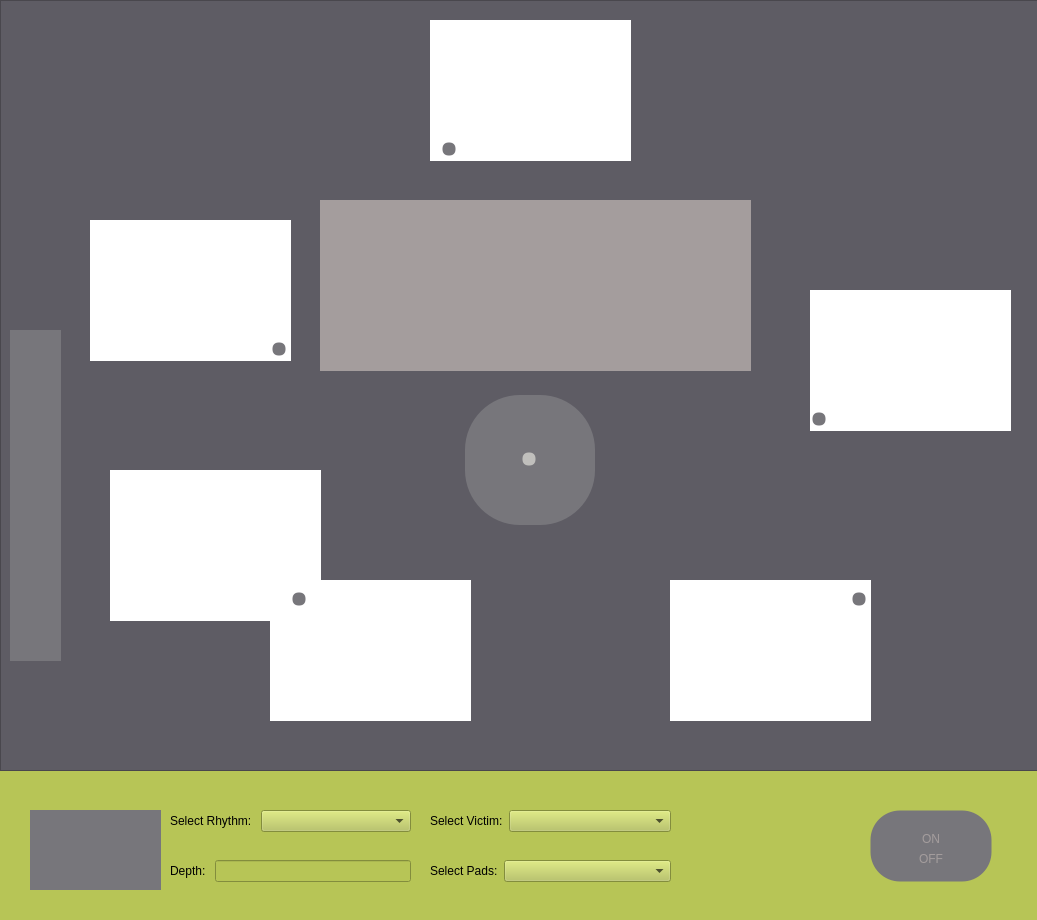
First picture: the form in AED-Simulator/mainwindow.ui, repository MrcsM/COMP3004-FinalProject, before the edit.
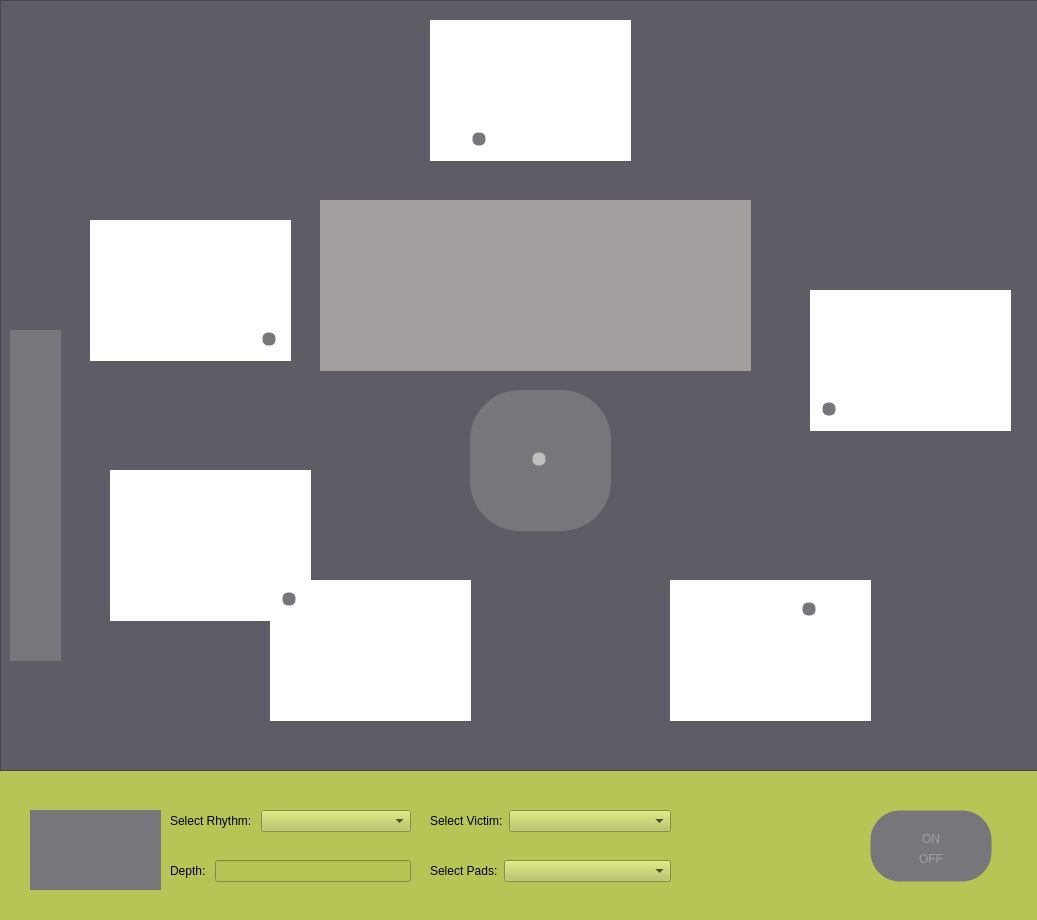
Second picture: the form after the edit. Icons and pictures are not drawn.

Commit message: Shock Indicator, Rhythm Images, MainWindow changes

Diff of the .ui file:
```diff
--- a/AED-Simulator/mainwindow.ui
+++ b/AED-Simulator/mainwindow.ui
@@ -35,193 +35,6 @@
     <property name="frameShadow">
      <enum>QFrame::Raised</enum>
     </property>
-    <widget class="QWidget" name="responsiveness" native="true">
-     <property name="geometry">
-      <rect>
-       <x>90</x>
-       <y>220</y>
-       <width>201</width>
-       <height>141</height>
-      </rect>
-     </property>
-     <property name="styleSheet">
-      <string notr="true">background-color: rgb(255, 255, 255);</string>
-     </property>
-     <widget class="QWidget" name="responsiveness_indicator" native="true">
-      <property name="geometry">
-       <rect>
-        <x>180</x>
-        <y>120</y>
-        <width>18</width>
-        <height>18</height>
-       </rect>
-      </property>
-      <property name="styleSheet">
-       <string notr="true">background-color: rgb(119, 118, 123);
-border-style: solid;
-border-width: 5px;
-border-radius: 8px;
-max-width: 8px;
-max-height: 8px;
-min-width: 8px;
-min-height: 8px;</string>
-      </property>
-     </widget>
-    </widget>
-    <widget class="QWidget" name="call_for_help" native="true">
-     <property name="geometry">
-      <rect>
-       <x>430</x>
-       <y>20</y>
-       <width>201</width>
-       <height>141</height>
-      </rect>
-     </property>
-     <property name="styleSheet">
-      <string notr="true">background-color: rgb(255, 255, 255);</string>
-     </property>
-     <widget class="QWidget" name="help_indicator" native="true">
-      <property name="geometry">
-       <rect>
-        <x>10</x>
-        <y>120</y>
-        <width>18</width>
-        <height>18</height>
-       </rect>
-      </property>
-      <property name="styleSheet">
-       <string notr="true">background-color: rgb(119, 118, 123);
-border-style: solid;
-border-width: 5px;
-border-radius: 8px;
-max-width: 8px;
-max-height: 8px;
-min-width: 8px;
-min-height: 8px;</string>
-      </property>
-     </widget>
-    </widget>
-    <widget class="QWidget" name="attach_defibs" native="true">
-     <property name="geometry">
-      <rect>
-       <x>810</x>
-       <y>290</y>
-       <width>201</width>
-       <height>141</height>
-      </rect>
-     </property>
-     <property name="styleSheet">
-      <string notr="true">background-color: rgb(255, 255, 255);</string>
-     </property>
-     <widget class="QWidget" name="defibs_indicator" native="true">
-      <property name="geometry">
-       <rect>
-        <x>0</x>
-        <y>120</y>
-        <width>18</width>
-        <height>18</height>
-       </rect>
-      </property>
-      <property name="styleSheet">
-       <string notr="true">background-color: rgb(119, 118, 123);
-border-style: solid;
-border-width: 5px;
-border-radius: 8px;
-max-width: 8px;
-max-height: 8px;
-min-width: 8px;
-min-height: 8px;</string>
-      </property>
-     </widget>
-    </widget>
-    <widget class="QWidget" name="analyzing" native="true">
-     <property name="geometry">
-      <rect>
-       <x>670</x>
-       <y>580</y>
-       <width>201</width>
-       <height>141</height>
-      </rect>
-     </property>
-     <property name="styleSheet">
-      <string notr="true">background-color: rgb(255, 255, 255);</string>
-     </property>
-     <widget class="QWidget" name="analyzing_indicator" native="true">
-      <property name="geometry">
-       <rect>
-        <x>180</x>
-        <y>10</y>
-        <width>18</width>
-        <height>18</height>
-       </rect>
-      </property>
-      <property name="styleSheet">
-       <string notr="true">background-color: rgb(119, 118, 123);
-border-style: solid;
-border-width: 5px;
-border-radius: 8px;
-max-width: 8px;
-max-height: 8px;
-min-width: 8px;
-min-height: 8px;</string>
-      </property>
-     </widget>
-    </widget>
-    <widget class="QWidget" name="cpr_img1" native="true">
-     <property name="geometry">
-      <rect>
-       <x>270</x>
-       <y>580</y>
-       <width>201</width>
-       <height>141</height>
-      </rect>
-     </property>
-     <property name="styleSheet">
-      <string notr="true">background-color: rgb(255, 255, 255);
-</string>
-     </property>
-    </widget>
-    <widget class="QWidget" name="shock" native="true">
-     <property name="geometry">
-      <rect>
-       <x>440</x>
-       <y>370</y>
-       <width>180</width>
-       <height>180</height>
-      </rect>
-     </property>
-     <property name="styleSheet">
-      <string notr="true">background-color: rgb(119, 118, 123);
-border-style: solid;
-border-width: 50px;
-border-radius: 80px;
-max-width: 80px;
-max-height: 80px;
-min-width: 80px;
-min-height: 80px;
-</string>
-     </property>
-     <widget class="QWidget" name="shock_indicator" native="true">
-      <property name="geometry">
-       <rect>
-        <x>80</x>
-        <y>80</y>
-        <width>18</width>
-        <height>18</height>
-       </rect>
-      </property>
-      <property name="styleSheet">
-       <string notr="true">background-color: rgb(192, 191, 188);
-border-style: solid;
-border-width: 5px;
-border-radius: 8px;
-max-width: 8px;
-max-height: 8px;
-min-width: 8px;
-min-height: 8px;</string>
-      </property>
-     </widget>
-    </widget>
     <widget class="QWidget" name="display" native="true">
      <property name="geometry">
       <rect>
@@ -295,11 +108,23 @@
       <property name="geometry">
        <rect>
         <x>1</x>
-        <y>26</y>
-        <width>381</width>
-        <height>101</height>
+        <y>46</y>
+        <width>431</width>
+        <height>81</height>
        </rect>
       </property>
+      <property name="minimumSize">
+       <size>
+        <width>431</width>
+        <height>81</height>
+       </size>
+      </property>
+      <property name="maximumSize">
+       <size>
+        <width>431</width>
+        <height>81</height>
+       </size>
+      </property>
       <property name="text">
        <string/>
       </property>
@@ -308,7 +133,7 @@
       <property name="geometry">
        <rect>
         <x>0</x>
-        <y>30</y>
+        <y>20</y>
         <width>121</width>
         <height>16</height>
        </rect>
@@ -334,39 +159,149 @@
       <string notr="true">background-color: rgb(119, 118, 123);</string>
      </property>
     </widget>
-    <widget class="QWidget" name="cpr_img_2" native="true">
+    <widget class="QLabel" name="analyzing">
+     <property name="geometry">
+      <rect>
+       <x>670</x>
+       <y>580</y>
+       <width>201</width>
+       <height>141</height>
+      </rect>
+     </property>
+     <property name="styleSheet">
+      <string notr="true">background-color: rgb(255, 255, 255);</string>
+     </property>
+     <property name="text">
+      <string/>
+     </property>
+     <property name="pixmap">
+      <pixmap resource="resources.qrc">:/images/images/analyzing.png</pixmap>
+     </property>
+     <property name="scaledContents">
+      <bool>true</bool>
+     </property>
+    </widget>
+    <widget class="QLabel" name="responsiveness_2">
+     <property name="geometry">
+      <rect>
+       <x>90</x>
+       <y>220</y>
+       <width>201</width>
+       <height>141</height>
+      </rect>
+     </property>
+     <property name="styleSheet">
+      <string notr="true">background-color: rgb(255, 255, 255);</string>
+     </property>
+     <property name="text">
+      <string/>
+     </property>
+     <property name="pixmap">
+      <pixmap resource="resources.qrc">:/images/images/responsiveness.png</pixmap>
+     </property>
+     <property name="scaledContents">
+      <bool>true</bool>
+     </property>
+    </widget>
+    <widget class="QLabel" name="call_for_help">
+     <property name="geometry">
+      <rect>
+       <x>430</x>
+       <y>20</y>
+       <width>201</width>
+       <height>141</height>
+      </rect>
+     </property>
+     <property name="styleSheet">
+      <string notr="true">background-color: rgb(255, 255, 255);</string>
+     </property>
+     <property name="text">
+      <string/>
+     </property>
+     <property name="pixmap">
+      <pixmap resource="resources.qrc">:/images/images/call_for_help.png</pixmap>
+     </property>
+     <property name="scaledContents">
+      <bool>true</bool>
+     </property>
+    </widget>
+    <widget class="QLabel" name="attach_defibs">
+     <property name="geometry">
+      <rect>
+       <x>810</x>
+       <y>290</y>
+       <width>201</width>
+       <height>141</height>
+      </rect>
+     </property>
+     <property name="styleSheet">
+      <string notr="true">background-color: rgb(255, 255, 255);</string>
+     </property>
+     <property name="text">
+      <string/>
+     </property>
+     <property name="pixmap">
+      <pixmap resource="resources.qrc">:/images/images/attach_defibs.png</pixmap>
+     </property>
+     <property name="scaledContents">
+      <bool>true</bool>
+     </property>
+    </widget>
+    <widget class="QLabel" name="cpr_img_2">
+     <property name="geometry">
+      <rect>
+       <x>270</x>
+       <y>580</y>
+       <width>201</width>
+       <height>141</height>
+      </rect>
+     </property>
+     <property name="styleSheet">
+      <string notr="true">background-color: rgb(255, 255, 255);</string>
+     </property>
+     <property name="text">
+      <string/>
+     </property>
+     <property name="pixmap">
+      <pixmap resource="resources.qrc">:/images/images/cpr_1.png</pixmap>
+     </property>
+     <property name="scaledContents">
+      <bool>true</bool>
+     </property>
+    </widget>
+    <widget class="QLabel" name="cpr_img">
      <property name="geometry">
       <rect>
        <x>110</x>
        <y>470</y>
-       <width>211</width>
+       <width>201</width>
        <height>151</height>
       </rect>
      </property>
      <property name="styleSheet">
-      <string notr="true">background-color: rgb(255, 255, 255);
-</string>
+      <string notr="true">background-color: rgb(255, 255, 255);</string>
      </property>
-     <widget class="QWidget" name="cpr" native="true">
-      <property name="geometry">
-       <rect>
-        <x>160</x>
-        <y>110</y>
-        <width>51</width>
-        <height>41</height>
-       </rect>
-      </property>
-      <widget class="QWidget" name="cpr_indicator" native="true">
-       <property name="geometry">
-        <rect>
-         <x>20</x>
-         <y>10</y>
-         <width>18</width>
-         <height>18</height>
-        </rect>
-       </property>
-       <property name="styleSheet">
-        <string notr="true">background-color: rgb(119, 118, 123);
+     <property name="text">
+      <string/>
+     </property>
+     <property name="pixmap">
+      <pixmap resource="resources.qrc">:/images/images/cpr_2.png</pixmap>
+     </property>
+     <property name="scaledContents">
+      <bool>true</bool>
+     </property>
+    </widget>
+    <widget class="QWidget" name="responsiveness_indicator" native="true">
+     <property name="geometry">
+      <rect>
+       <x>260</x>
+       <y>330</y>
+       <width>18</width>
+       <height>18</height>
+      </rect>
+     </property>
+     <property name="styleSheet">
+      <string notr="true">background-color: rgb(119, 118, 123);
 border-style: solid;
 border-width: 5px;
 border-radius: 8px;
@@ -374,10 +309,195 @@
 max-height: 8px;
 min-width: 8px;
 min-height: 8px;</string>
-       </property>
-      </widget>
-     </widget>
+     </property>
     </widget>
+    <widget class="QWidget" name="help_indicator" native="true">
+     <property name="geometry">
+      <rect>
+       <x>470</x>
+       <y>130</y>
+       <width>18</width>
+       <height>18</height>
+      </rect>
+     </property>
+     <property name="styleSheet">
+      <string notr="true">background-color: rgb(119, 118, 123);
+border-style: solid;
+border-width: 5px;
+border-radius: 8px;
+max-width: 8px;
+max-height: 8px;
+min-width: 8px;
+min-height: 8px;</string>
+     </property>
+    </widget>
+    <widget class="QWidget" name="defibs_indicator" native="true">
+     <property name="geometry">
+      <rect>
+       <x>820</x>
+       <y>400</y>
+       <width>18</width>
+       <height>18</height>
+      </rect>
+     </property>
+     <property name="styleSheet">
+      <string notr="true">background-color: rgb(119, 118, 123);
+border-style: solid;
+border-width: 5px;
+border-radius: 8px;
+max-width: 8px;
+max-height: 8px;
+min-width: 8px;
+min-height: 8px;</string>
+     </property>
+    </widget>
+    <widget class="QWidget" name="analyzing_indicator" native="true">
+     <property name="geometry">
+      <rect>
+       <x>800</x>
+       <y>600</y>
+       <width>18</width>
+       <height>18</height>
+      </rect>
+     </property>
+     <property name="styleSheet">
+      <string notr="true">background-color: rgb(119, 118, 123);
+border-style: solid;
+border-width: 5px;
+border-radius: 8px;
+max-width: 8px;
+max-height: 8px;
+min-width: 8px;
+min-height: 8px;</string>
+     </property>
+    </widget>
+    <widget class="QWidget" name="cpr_indicator" native="true">
+     <property name="geometry">
+      <rect>
+       <x>280</x>
+       <y>590</y>
+       <width>18</width>
+       <height>18</height>
+      </rect>
+     </property>
+     <property name="styleSheet">
+      <string notr="true">background-color: rgb(119, 118, 123);
+border-style: solid;
+border-width: 5px;
+border-radius: 8px;
+max-width: 8px;
+max-height: 8px;
+min-width: 8px;
+min-height: 8px;</string>
+     </property>
+    </widget>
+    <widget class="QLabel" name="label">
+     <property name="geometry">
+      <rect>
+       <x>470</x>
+       <y>390</y>
+       <width>141</width>
+       <height>141</height>
+      </rect>
+     </property>
+     <property name="styleSheet">
+      <string notr="true">border-radius: 50%;
+background-color: rgb(119, 118, 123);
+border: 2px;
+width: 50px;
+height: 50px;</string>
+     </property>
+     <property name="text">
+      <string/>
+     </property>
+    </widget>
+    <widget class="QWidget" name="shock_indicator" native="true">
+     <property name="geometry">
+      <rect>
+       <x>530</x>
+       <y>450</y>
+       <width>18</width>
+       <height>18</height>
+      </rect>
+     </property>
+     <property name="styleSheet">
+      <string notr="true">background-color: rgb(192, 191, 188);
+border-style: solid;
+border-width: 5px;
+border-radius: 8px;
+max-width: 8px;
+max-height: 8px;
+min-width: 8px;
+min-height: 8px;</string>
+     </property>
+    </widget>
+    <widget class="QLabel" name="heart_label_discharged">
+     <property name="enabled">
+      <bool>true</bool>
+     </property>
+     <property name="geometry">
+      <rect>
+       <x>490</x>
+       <y>410</y>
+       <width>101</width>
+       <height>111</height>
+      </rect>
+     </property>
+     <property name="styleSheet">
+      <string notr="true">background-color: rgb(119, 118, 123);</string>
+     </property>
+     <property name="text">
+      <string/>
+     </property>
+     <property name="pixmap">
+      <pixmap resource="resources.qrc">:/images/images/grayed_out_heart.png</pixmap>
+     </property>
+     <property name="scaledContents">
+      <bool>true</bool>
+     </property>
+    </widget>
+    <widget class="QLabel" name="heart_label">
+     <property name="enabled">
+      <bool>true</bool>
+     </property>
+     <property name="geometry">
+      <rect>
+       <x>490</x>
+       <y>410</y>
+       <width>101</width>
+       <height>111</height>
+      </rect>
+     </property>
+     <property name="styleSheet">
+      <string notr="true">background-color: rgb(119, 118, 123);</string>
+     </property>
+     <property name="text">
+      <string/>
+     </property>
+     <property name="pixmap">
+      <pixmap resource="resources.qrc">:/images/images/heart.png</pixmap>
+     </property>
+     <property name="scaledContents">
+      <bool>true</bool>
+     </property>
+    </widget>
+    <zorder>display</zorder>
+    <zorder>connectors</zorder>
+    <zorder>analyzing</zorder>
+    <zorder>responsiveness_2</zorder>
+    <zorder>call_for_help</zorder>
+    <zorder>attach_defibs</zorder>
+    <zorder>cpr_img</zorder>
+    <zorder>responsiveness_indicator</zorder>
+    <zorder>help_indicator</zorder>
+    <zorder>defibs_indicator</zorder>
+    <zorder>analyzing_indicator</zorder>
+    <zorder>cpr_img_2</zorder>
+    <zorder>cpr_indicator</zorder>
+    <zorder>label</zorder>
+    <zorder>heart_label_discharged</zorder>
+    <zorder>heart_label</zorder>
+    <zorder>shock_indicator</zorder>
    </widget>
    <widget class="QPushButton" name="power_button">
     <property name="geometry">
```
The commit also changes 2 other files.
